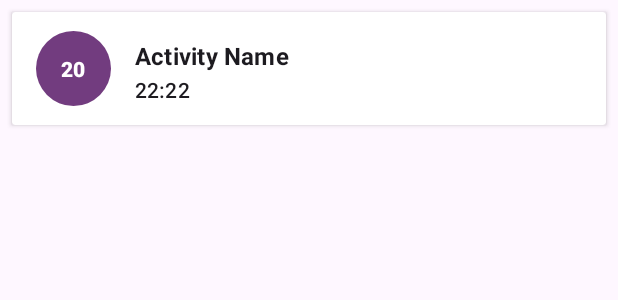
After one commit to BayuNindioko/HabitApp, an Android app: the layout item_habit.xml on its own in the app's theme, with its tools: preview values and no code run, on a phone screen of 412 x 824 dp. The commit adds this screen. Shown: the top 300 px of the screen. Run offline under Robolectric (Android 15) with nearby library versions, the phone set to English and light mode, and no system bars.

Commit message:
read habit sama nampilin recycle view

```diff
--- a/app/src/main/java/com/example/habitapp/BottomNav/addHabit/AddHabitActivity.kt
+++ b/app/src/main/java/com/example/habitapp/BottomNav/addHabit/AddHabitActivity.kt
@@ -1,5 +1,6 @@
 package com.example.habitapp.BottomNav.addHabit
 
+import android.content.Intent
 import androidx.appcompat.app.AppCompatActivity
 import android.os.Bundle
 import android.view.MenuItem
@@ -9,6 +10,7 @@ import android.widget.Spinner
 import android.widget.TextView
 import android.widget.Toast
 import com.dicoding.habitapp.utils.TimePickerFragment
+import com.example.habitapp.MainActivity
 import com.example.habitapp.R
 import com.example.habitapp.databinding.ActivityAddHabitBinding
 import java.text.SimpleDateFormat
@@ -57,6 +59,8 @@ class AddHabitActivity : AppCompatActivity(), TimePickerFragment.DialogTimeListe
                 .add(habitData)
                 .addOnSuccessListener { documentReference ->
                     Toast.makeText(this, "Habit added successfully", Toast.LENGTH_SHORT).show()
+                    val intent = Intent(this, MainActivity::class.java)
+                    startActivity(intent)
                     finish()
                 }
                 .addOnFailureListener { e ->
--- /dev/null
+++ b/app/src/main/res/drawable/ic_priority_high.xml
@@ -0,0 +1,4 @@
+<?xml version="1.0" encoding="utf-8"?>
+<shape xmlns:android="http://schemas.android.com/apk/res/android" android:shape="oval">
+    <solid android:color="#723C7F"/>
+</shape>
--- /dev/null
+++ b/app/src/main/res/drawable/ic_priority_low.xml
@@ -0,0 +1,4 @@
+<?xml version="1.0" encoding="utf-8"?>
+<shape xmlns:android="http://schemas.android.com/apk/res/android" android:shape="oval">
+    <solid android:color="#597494"/>
+</shape>
--- /dev/null
+++ b/app/src/main/res/drawable/ic_priority_medium.xml
@@ -0,0 +1,4 @@
+<?xml version="1.0" encoding="utf-8"?>
+<shape xmlns:android="http://schemas.android.com/apk/res/android" android:shape="oval">
+    <solid android:color="#585A8C"/>
+</shape>
--- /dev/null
+++ b/app/src/main/res/layout/item_habit.xml
@@ -0,0 +1,69 @@
+<?xml version="1.0" encoding="utf-8"?>
+<androidx.cardview.widget.CardView xmlns:android="http://schemas.android.com/apk/res/android"
+    xmlns:app="http://schemas.android.com/apk/res-auto"
+    xmlns:tools="http://schemas.android.com/tools"
+    android:layout_width="match_parent"
+    android:layout_height="75dp"
+    android:layout_margin="8dp"
+    >
+
+    <androidx.constraintlayout.widget.ConstraintLayout
+        android:layout_width="match_parent"
+        android:layout_height="match_parent"
+        android:layout_centerVertical="true"
+        android:layout_toStartOf="@+id/layout_meta">
+
+        <ImageView
+            android:id="@+id/item_priority_level"
+            android:layout_width="50dp"
+            android:layout_height="50dp"
+            android:layout_marginStart="16dp"
+            android:src="@drawable/ic_priority_high"
+            app:layout_constraintBottom_toBottomOf="parent"
+            app:layout_constraintStart_toStartOf="parent"
+            app:layout_constraintTop_toTopOf="parent" />
+
+        <TextView
+            android:id="@+id/item_tv_title"
+            android:layout_width="0dp"
+            android:layout_height="wrap_content"
+            android:layout_gravity="center_vertical"
+            android:layout_marginStart="16dp"
+            android:layout_marginTop="5dp"
+            android:layout_marginEnd="8dp"
+            android:text="Activity Name"
+            android:textAppearance="@style/TextAppearance.MaterialComponents.Subtitle1"
+            android:textStyle="bold"
+            app:layout_constraintEnd_toEndOf="parent"
+            app:layout_constraintStart_toEndOf="@+id/item_priority_level"
+            app:layout_constraintTop_toTopOf="@+id/item_priority_level" />
+
+        <TextView
+            android:id="@+id/item_tv_start_time"
+            android:layout_width="wrap_content"
+            android:layout_height="wrap_content"
+            android:layout_gravity="fill_vertical"
+            android:layout_marginStart="16dp"
+            android:textAppearance="@style/TextAppearance.MaterialComponents.Subtitle2"
+            app:layout_constraintBottom_toBottomOf="@+id/item_priority_level"
+            app:layout_constraintStart_toEndOf="@+id/item_priority_level"
+            app:layout_constraintTop_toBottomOf="@+id/item_tv_title"
+            tools:text="22:22" />
+
+        <TextView
+            android:id="@+id/item_tv_minutes"
+            android:layout_width="wrap_content"
+            android:layout_height="wrap_content"
+            android:layout_gravity="fill_vertical"
+            android:textAppearance="@style/TextAppearance.MaterialComponents.Subtitle2"
+            android:textColor="@color/white"
+            android:textStyle="bold"
+            app:layout_constraintBottom_toBottomOf="@+id/item_priority_level"
+            app:layout_constraintEnd_toEndOf="@+id/item_priority_level"
+            app:layout_constraintStart_toStartOf="@+id/item_priority_level"
+            app:layout_constraintTop_toTopOf="@+id/item_priority_level"
+            tools:text="20" />
+    </androidx.constraintlayout.widget.ConstraintLayout>
+
+
+</androidx.cardview.widget.CardView>
```
Also changed, not shown: app/src/main/java/com/example/habitapp/BottomNav/home/Habit.kt (added, +8 -0 lines), app/src/main/java/com/example/habitapp/BottomNav/home/HabitAdapter.kt (added, +61 -0 lines), app/src/main/java/com/example/habitapp/BottomNav/home/HomeFragment.kt (+34 -0 lines), app/src/main/java/com/example/habitapp/BottomNav/home/HomeViewModel.kt (deleted, +0 -13 lines), app/src/main/res/layout/fragment_myhabit.xml (+11 -13 lines).
